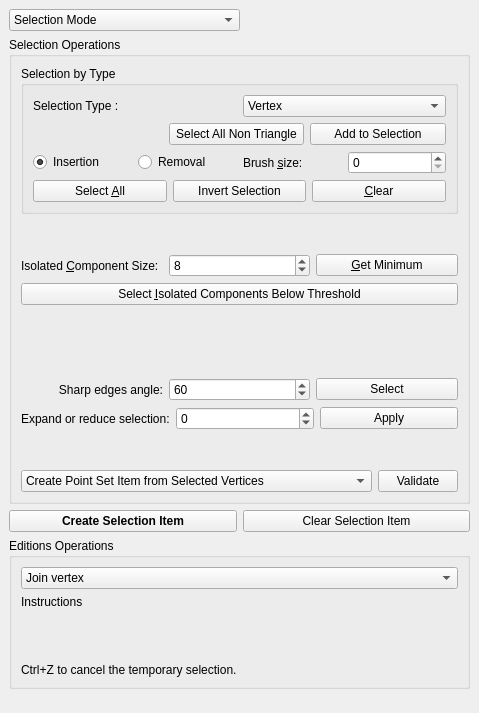
This is Polyhedron/demo/Polyhedron/Plugins/PMP/Selection_widget.ui in CGAL/cgal as Qt 5 draws it before an edit. The edited form follows.
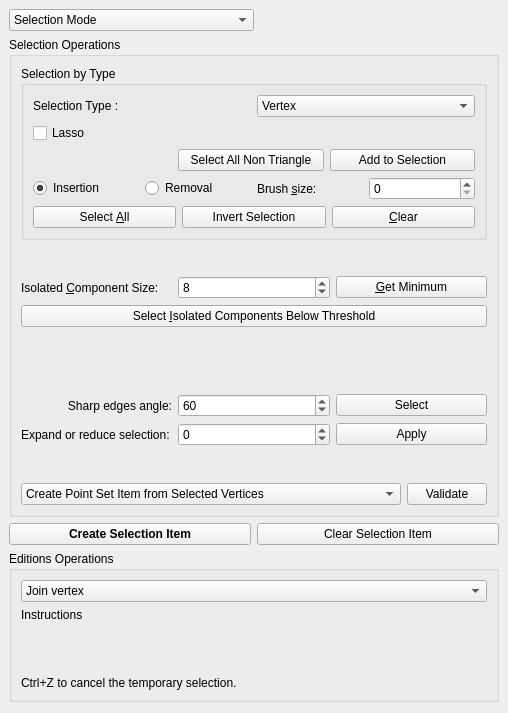
This is the edited form.

Commit message: Add a checkbox for the lasso selection.

The edit to the form file:
```diff
--- a/Polyhedron/demo/Polyhedron/Plugins/PMP/Selection_widget.ui
+++ b/Polyhedron/demo/Polyhedron/Plugins/PMP/Selection_widget.ui
@@ -6,7 +6,7 @@
    <rect>
     <x>0</x>
     <y>0</y>
-    <width>479</width>
+    <width>508</width>
     <height>713</height>
    </rect>
   </property>
@@ -61,7 +61,7 @@
            </property>
            <layout class="QVBoxLayout" name="verticalLayout_5">
             <item>
-             <layout class="QVBoxLayout" name="verticalLayout_11" stretch="0,0">
+             <layout class="QVBoxLayout" name="verticalLayout_11" stretch="0,0,0">
               <item>
                <layout class="QHBoxLayout" name="horizontalLayout_9" stretch="1,1">
                 <item>
@@ -102,6 +102,13 @@
                 </item>
                </layout>
               </item>
+              <item>
+               <widget class="QCheckBox" name="lassoCheckBox">
+                <property name="text">
+                 <string>Lasso</string>
+                </property>
+               </widget>
+              </item>
               <item>
                <layout class="QHBoxLayout" name="horizontalLayout_11" stretch="1,1,1">
                 <item>
```
The commit also changes 3 other files.
